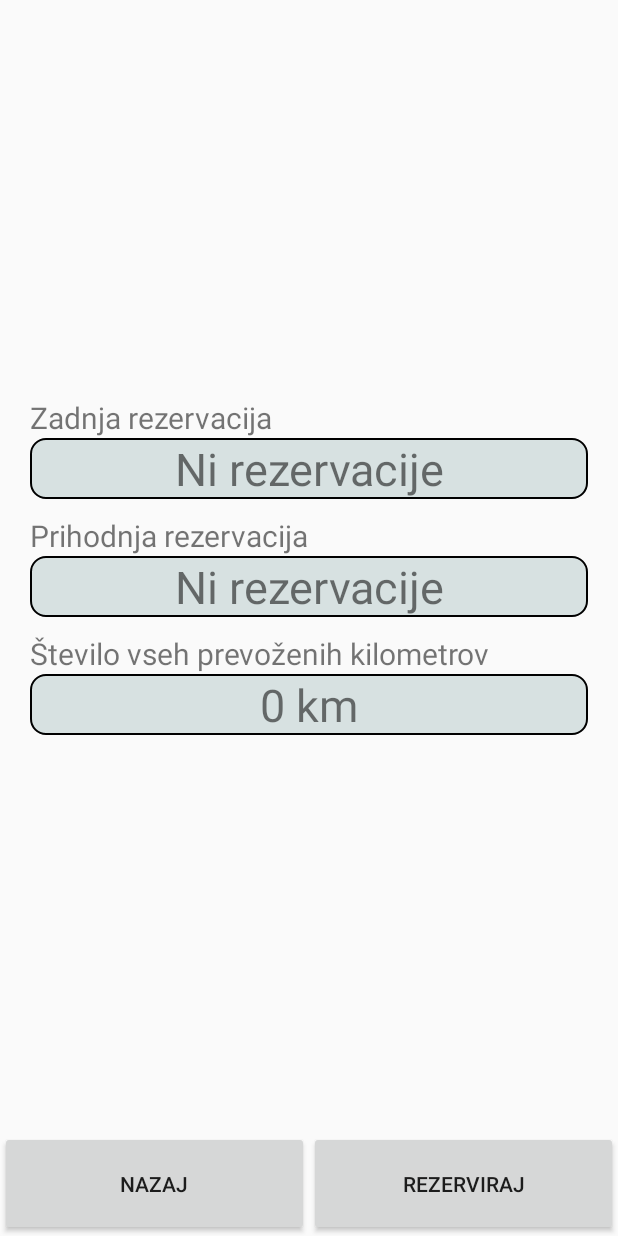
After one commit to markloboda/bajkApp, an Android app: the layout bike_dialog.xml on its own in the app's theme, with its tools: preview values and no code run, on a phone screen of 412 x 824 dp. The commit adds this screen. Run offline under Robolectric (Android 15) with nearby library versions, the phone set to English and light mode, and no system bars.

Commit message:
converted dates to milliseconds, added bike_dialog.xml, added @Query for reservations with bikeId

```diff
--- a/app/app/src/main/java/com/example/app/data/reservation/Reservation.kt
+++ b/app/app/src/main/java/com/example/app/data/reservation/Reservation.kt
@@ -7,8 +7,8 @@ import androidx.room.PrimaryKey
 data class Reservation(
     val userId: Long,
     val bikeId: Long,
-    val zacetekRezervacije: String,
-    val konecRezervacije: String,
+    val zacetekRezervacije: Long,
+    val konecRezervacije: Long,
     val prevozeniKm: Int,
     val namen: String
 ) {
--- a/app/app/src/main/java/com/example/app/data/reservation/ReservationDao.kt
+++ b/app/app/src/main/java/com/example/app/data/reservation/ReservationDao.kt
@@ -3,9 +3,13 @@ package com.example.app.data.reservation
 import androidx.room.Dao
 import androidx.room.Insert
 import androidx.room.OnConflictStrategy
+import androidx.room.Query
 
 @Dao
 interface ReservationDao {
+
+    @Query("SELECT * FROM reservation_table WHERE bikeId = :bikeId ORDER BY zacetekRezervacije ASC")
+    suspend fun getAllReservations(bikeId: Long): List<Reservation?>
 
     @Insert
     suspend fun insertReservation(reservation: Reservation)
--- a/app/app/src/main/java/com/example/app/data/reservation/ReservationRepository.kt
+++ b/app/app/src/main/java/com/example/app/data/reservation/ReservationRepository.kt
@@ -1,6 +1,10 @@
 package com.example.app.data.reservation
 
+import com.example.app.data.bike.Bike
+
 class ReservationRepository(private val reservationDao: ReservationDao) {
+
+    suspend fun getAllBikeReservations(bikeId: Long) : List<Reservation?> = reservationDao.getAllReservations(bikeId)
 
     suspend fun insertReservation(reservation: Reservation) = reservationDao.insertReservation(reservation)
 
--- /dev/null
+++ b/app/app/src/main/res/layout/bike_dialog.xml
@@ -0,0 +1,120 @@
+<?xml version="1.0" encoding="utf-8"?>
+<androidx.constraintlayout.widget.ConstraintLayout xmlns:android="http://schemas.android.com/apk/res/android"
+    xmlns:app="http://schemas.android.com/apk/res-auto"
+    xmlns:tools="http://schemas.android.com/tools"
+    android:layout_width="match_parent"
+    android:layout_height="match_parent">
+
+    <LinearLayout
+        android:layout_width="match_parent"
+        android:layout_height="wrap_content"
+        android:orientation="vertical"
+        android:padding="20dp"
+        app:layout_constraintBottom_toTopOf="@+id/linearLayout3"
+        app:layout_constraintEnd_toEndOf="parent"
+        app:layout_constraintStart_toStartOf="parent"
+        app:layout_constraintTop_toTopOf="parent">
+
+        <LinearLayout
+            android:layout_width="match_parent"
+            android:layout_height="0dp"
+            android:layout_marginTop="5dp"
+            android:layout_marginBottom="5dp"
+            android:layout_weight="1"
+            android:gravity="center_vertical"
+            android:orientation="vertical">
+
+            <TextView
+                android:id="@+id/textView"
+                android:layout_width="match_parent"
+                android:layout_height="wrap_content"
+                android:text="Zadnja rezervacija"
+                android:textSize="20sp" />
+
+            <TextView
+                android:id="@+id/bikeLastReservation"
+                android:layout_width="match_parent"
+                android:layout_height="wrap_content"
+                android:background="@drawable/input_bg"
+                android:text="@string/ni_rezervacije"
+                android:textAlignment="center"
+                android:textSize="30sp" />
+        </LinearLayout>
+
+        <LinearLayout
+            android:layout_width="match_parent"
+            android:layout_height="0dp"
+            android:layout_marginTop="5dp"
+            android:layout_marginBottom="5dp"
+            android:layout_weight="1"
+            android:gravity="center_vertical"
+            android:orientation="vertical">
+
+            <TextView
+                android:id="@+id/textView2"
+                android:layout_width="match_parent"
+                android:layout_height="wrap_content"
+                android:text="Prihodnja rezervacija"
+                android:textSize="20sp" />
+
+            <TextView
+                android:id="@+id/bikeNextReservation"
+                android:layout_width="match_parent"
+                android:layout_height="wrap_content"
+                android:background="@drawable/input_bg"
+                android:text="@string/ni_rezervacije"
+                android:textAlignment="center"
+                android:textSize="30sp" />
+        </LinearLayout>
+
+        <LinearLayout
+            android:layout_width="match_parent"
+            android:layout_height="0dp"
+            android:layout_marginTop="5dp"
+            android:layout_marginBottom="5dp"
+            android:layout_weight="1"
+            android:gravity="center_vertical"
+            android:orientation="vertical">
+
+            <TextView
+                android:id="@+id/textView3"
+                android:layout_width="match_parent"
+                android:layout_height="wrap_content"
+                android:text="Število vseh prevoženih kilometrov"
+                android:textSize="20sp" />
+
+            <TextView
+                android:id="@+id/bikeNumKm"
+                android:layout_width="match_parent"
+                android:layout_height="wrap_content"
+                android:background="@drawable/input_bg"
+                android:text="0 km"
+                android:textAlignment="center"
+                android:textSize="30sp" />
+        </LinearLayout>
+    </LinearLayout>
+
+    <LinearLayout
+        android:id="@+id/linearLayout3"
+        android:layout_width="0dp"
+        android:layout_height="70dp"
+        android:orientation="horizontal"
+        app:layout_constraintBottom_toBottomOf="parent"
+        app:layout_constraintEnd_toEndOf="parent"
+        app:layout_constraintStart_toStartOf="parent">
+
+        <Button
+            android:id="@+id/buttonClose"
+            android:layout_width="0dp"
+            android:layout_height="match_parent"
+            android:layout_weight="1"
+            android:text="@string/nazaj" />
+
+        <Button
+            android:id="@+id/buttonRezerviraj"
+            android:layout_width="0dp"
+            android:layout_height="match_parent"
+            android:layout_weight="1"
+            android:text="@string/rezerviraj" />
+    </LinearLayout>
+</androidx.constraintlayout.widget.ConstraintLayout>
--- a/app/app/src/main/res/values/strings.xml
+++ b/app/app/src/main/res/values/strings.xml
@@ -14,4 +14,5 @@
     <string name="sektor_razvoj">razvoj</string>
     <string name="sektor_prodaja">prodaja</string>
     <string name="sektor_proizvodnja">proizvodnja</string>
+    <string name="ni_rezervacije">Ni rezervacije</string>
 </resources>
```
Also changed, not shown: app/app/src/main/java/com/example/app/MainActivity.kt (+72 -11 lines), app/app/src/main/java/com/example/app/recyclerView/BikesRecyclerViewAdapter.kt (+6 -1 lines), app/app/src/main/java/com/example/app/viewModel/ReservationViewModel.kt (+11 -1 lines).
